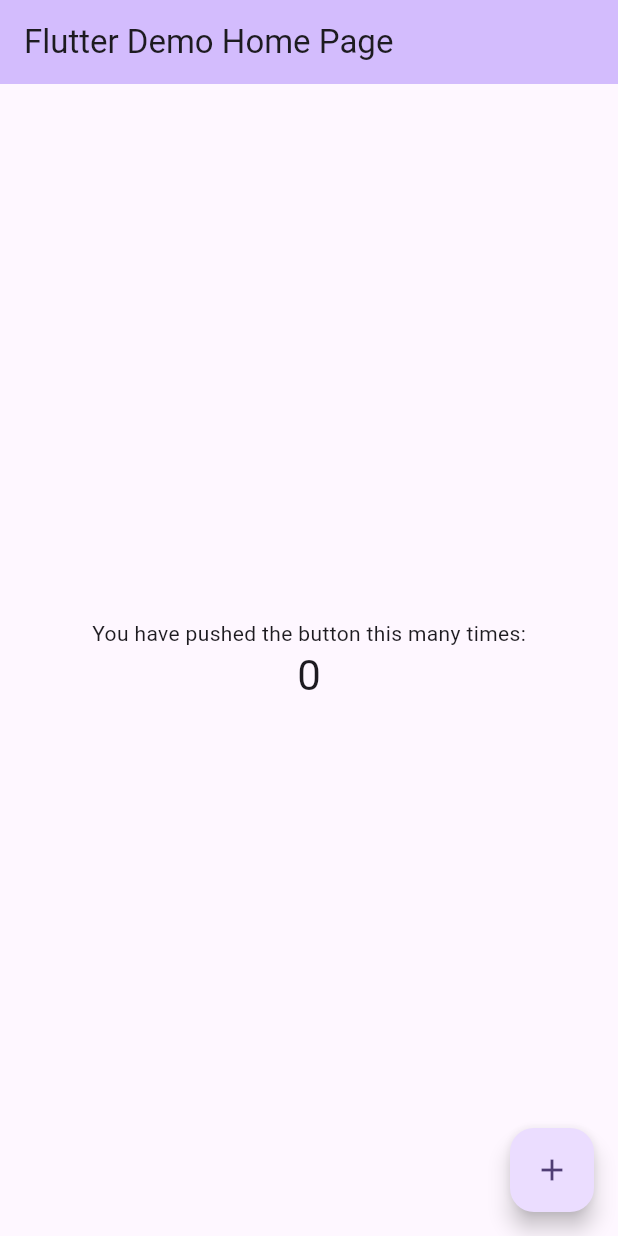
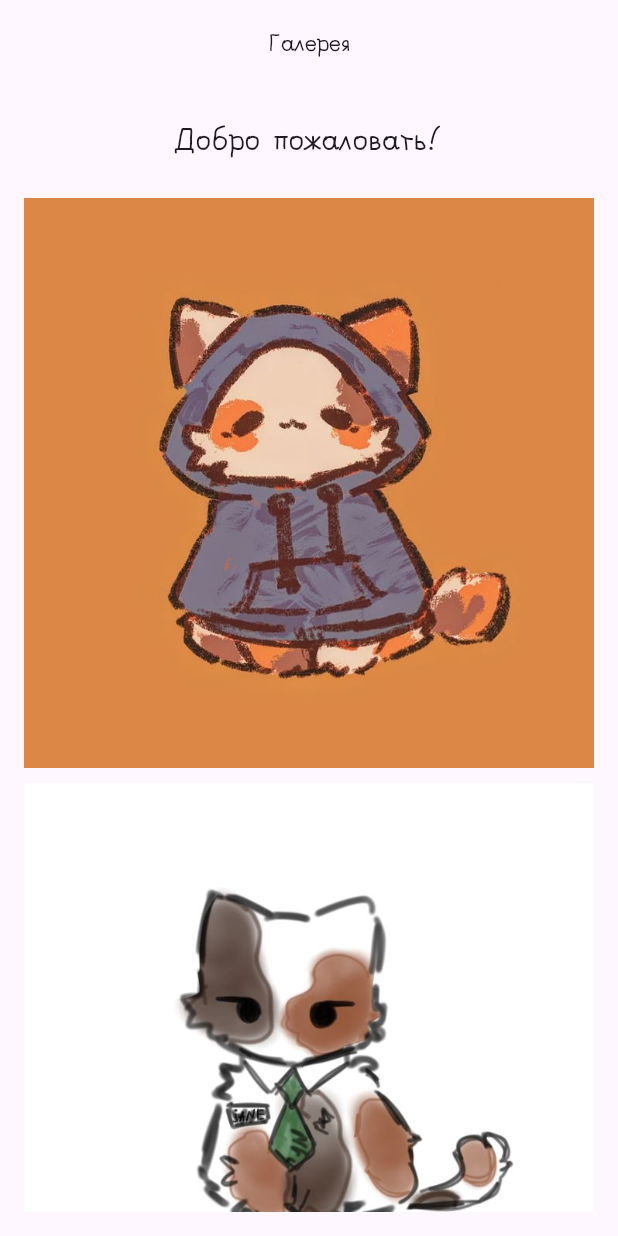
Before and after one commit to YanKarpov/StaticResource---Flutter, a Flutter app: the screen it shows after launch, on a phone screen of 412 x 824 dp. Run offline on Flutter 3.47's test engine with Material 3 defaults, Android fonts, the phone set to English and light mode, and no system bars.

```diff
--- a/lib/main.dart
+++ b/lib/main.dart
@@ -1,125 +1,61 @@
 import 'package:flutter/material.dart';
 
 void main() {
-  runApp(const MyApp());
+  runApp(const StaticResourcesApp());
 }
 
-class MyApp extends StatelessWidget {
-  const MyApp({super.key});
+class StaticResourcesApp extends StatelessWidget {
+  const StaticResourcesApp({super.key});
 
-  // This widget is the root of your application.
   @override
   Widget build(BuildContext context) {
     return MaterialApp(
-      title: 'Flutter Demo',
+      title: 'Static Resources App',
       theme: ThemeData(
-        // This is the theme of your application.
-        //
-        // TRY THIS: Try running your application with "flutter run". You'll see
-        // the application has a purple toolbar. Then, without quitting the app,
-        // try changing the seedColor in the colorScheme below to Colors.green
-        // and then invoke "hot reload" (save your changes or press the "hot
-        // reload" button in a Flutter-supported IDE, or press "r" if you used
-        // the command line to start the app).
-        //
-        // Notice that the counter didn't reset back to zero; the application
-        // state is not lost during the reload. To reset the state, use hot
-        // restart instead.
-        //
-        // This works for code too, not just values: Most code changes can be
-        // tested with just a hot reload.
-        colorScheme: ColorScheme.fromSeed(seedColor: Colors.deepPurple),
-        useMaterial3: true,
+        fontFamily: 'XI20',
+        textTheme: const TextTheme(
+          headlineMedium: TextStyle(fontSize: 32, fontWeight: FontWeight.bold),
+          bodyMedium: TextStyle(fontSize: 18),
+        ),
       ),
-      home: const MyHomePage(title: 'Flutter Demo Home Page'),
+      home: const HomeScreen(),
     );
   }
 }
 
-class MyHomePage extends StatefulWidget {
-  const MyHomePage({super.key, required this.title});
-
-  // This widget is the home page of your application. It is stateful, meaning
-  // that it has a State object (defined below) that contains fields that affect
-  // how it looks.
-
-  // This class is the configuration for the state. It holds the values (in this
-  // case the title) provided by the parent (in this case the App widget) and
-  // used by the build method of the State. Fields in a Widget subclass are
-  // always marked "final".
-
-  final String title;
-
-  @override
-  State<MyHomePage> createState() => _MyHomePageState();
-}
-
-class _MyHomePageState extends State<MyHomePage> {
-  int _counter = 0;
-
-  void _incrementCounter() {
-    setState(() {
-      // This call to setState tells the Flutter framework that something has
-      // changed in this State, which causes it to rerun the build method below
-      // so that the display can reflect the updated values. If we changed
-      // _counter without calling setState(), then the build method would not be
-      // called again, and so nothing would appear to happen.
-      _counter++;
-    });
-  }
+class HomeScreen extends StatelessWidget {
+  const HomeScreen({super.key});
 
   @override
   Widget build(BuildContext context) {
-    // This method is rerun every time setState is called, for instance as done
-    // by the _incrementCounter method above.
-    //
-    // The Flutter framework has been optimized to make rerunning build methods
-    // fast, so that you can just rebuild anything that needs updating rather
-    // than having to individually change instances of widgets.
     return Scaffold(
       appBar: AppBar(
-        // TRY THIS: Try changing the color here to a specific color (to
-        // Colors.amber, perhaps?) and trigger a hot reload to see the AppBar
-        // change color while the other colors stay the same.
-        backgroundColor: Theme.of(context).colorScheme.inversePrimary,
-        // Here we take the value from the MyHomePage object that was created by
-        // the App.build method, and use it to set our appbar title.
-        title: Text(widget.title),
+        title: const Text('Галерея'),
+        centerTitle: true,
       ),
-      body: Center(
-        // Center is a layout widget. It takes a single child and positions it
-        // in the middle of the parent.
+      body: Padding(
+        padding: const EdgeInsets.all(16.0),
         child: Column(
-          // Column is also a layout widget. It takes a list of children and
-          // arranges them vertically. By default, it sizes itself to fit its
-          // children horizontally, and tries to be as tall as its parent.
-          //
-          // Column has various properties to control how it sizes itself and
-          // how it positions its children. Here we use mainAxisAlignment to
-          // center the children vertically; the main axis here is the vertical
-          // axis because Columns are vertical (the cross axis would be
-          // horizontal).
-          //
-          // TRY THIS: Invoke "debug painting" (choose the "Toggle Debug Paint"
-          // action in the IDE, or press "p" in the console), to see the
-          // wireframe for each widget.
-          mainAxisAlignment: MainAxisAlignment.center,
-          children: <Widget>[
+          children: [
             const Text(
-              'You have pushed the button this many times:',
+              'Добро пожаловать!',
+              style: TextStyle(fontSize: 28),
             ),
-            Text(
-              '$_counter',
-              style: Theme.of(context).textTheme.headlineMedium,
+            const SizedBox(height: 20),
+            Expanded(
+              child: ListView(
+                children: [
+                  Image.asset('assets/images/image1.png'),
+                  const SizedBox(height: 10),
+                  Image.asset('assets/images/image2.png'),
+                  const SizedBox(height: 10),
+                  Image.asset('assets/images/image3.png'),
+                ],
+              ),
             ),
           ],
         ),
       ),
-      floatingActionButton: FloatingActionButton(
-        onPressed: _incrementCounter,
-        tooltip: 'Increment',
-        child: const Icon(Icons.add),
-      ), // This trailing comma makes auto-formatting nicer for build methods.
     );
   }
 }
```
Also changed, not shown: pubspec.yaml (+9 -67 lines), assets/fonts/XI20.ttf (added), assets/images/image1.png (added), assets/images/image2.png (added), assets/images/image3.png (added).
